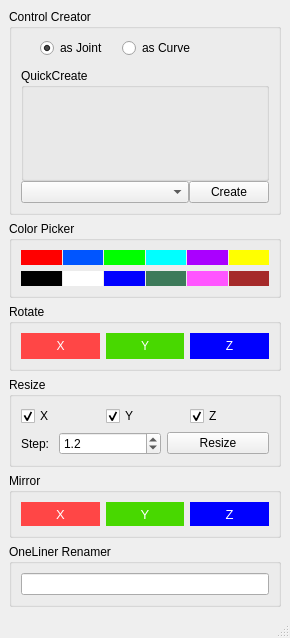
First picture: the form in rusakUI.ui, repository zansyabana/RUSAK, before the edit.
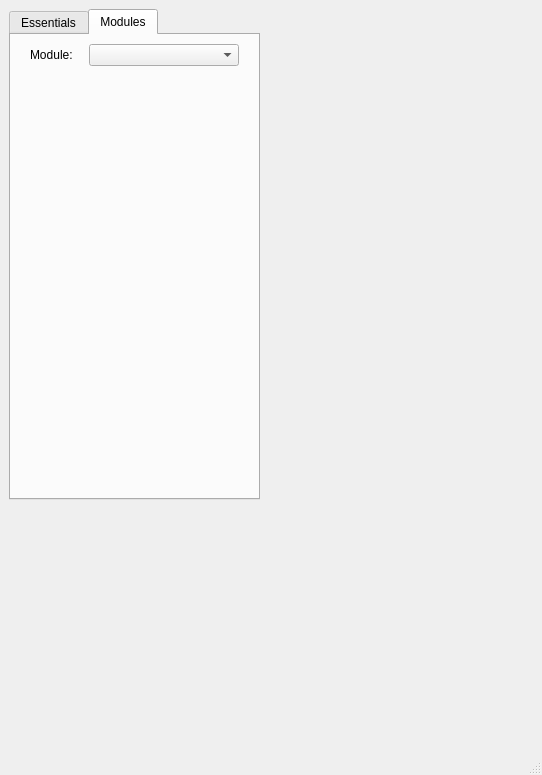
Second picture: the form after the edit. The open tabs and pages were chosen to show the change. Icons and pictures are not drawn.

What changed in the file:
```diff
--- a/rusakUI.ui
+++ b/rusakUI.ui
@@ -6,8 +6,8 @@
    <rect>
     <x>0</x>
     <y>0</y>
-    <width>248</width>
-    <height>625</height>
+    <width>542</width>
+    <height>775</height>
    </rect>
   </property>
   <property name="sizePolicy">
@@ -29,6 +29,22 @@
    <string>R.U.S.A.K.</string>
   </property>
   <widget class="QWidget" name="centralwidget">
+   <widget class="QTabWidget" name="tabWidget">
+    <property name="geometry">
+     <rect>
+      <x>9</x>
+      <y>9</y>
+      <width>251</width>
+      <height>491</height>
+     </rect>
+    </property>
+    <property name="currentIndex">
+     <number>0</number>
+    </property>
+    <widget class="QWidget" name="tab_essential">
+     <attribute name="title">
+      <string>Essentials</string>
+     </attribute>
    <layout class="QVBoxLayout" name="verticalLayout_4">
     <item>
      <widget class="QGroupBox" name="createControlGrp">
@@ -157,7 +173,7 @@
                    <string/>
                   </property>
                   <property name="icon">
-                   <iconset resource="icon/icons.qrc">
+                     <iconset resource="icons/icons.qrc">
                     <normaloff>:/icon/crossArrow.png</normaloff>:/icon/crossArrow.png</iconset>
                   </property>
                   <property name="iconSize">
@@ -192,7 +208,7 @@
                    <string/>
                   </property>
                   <property name="icon">
-                   <iconset resource="icon/icons.qrc">
+                     <iconset resource="icons/icons.qrc">
                     <normaloff>:/icon/arrowDouble.png</normaloff>:/icon/arrowDouble.png</iconset>
                   </property>
                   <property name="iconSize">
@@ -227,7 +243,7 @@
                    <string/>
                   </property>
                   <property name="icon">
-                   <iconset resource="icon/icons.qrc">
+                     <iconset resource="icons/icons.qrc">
                     <normaloff>:/icon/needle.png</normaloff>:/icon/needle.png</iconset>
                   </property>
                   <property name="iconSize">
@@ -262,7 +278,7 @@
                    <string/>
                   </property>
                   <property name="icon">
-                   <iconset resource="icon/icons.qrc">
+                     <iconset resource="icons/icons.qrc">
                     <normaloff>:/icon/arrowBent.png</normaloff>:/icon/arrowBent.png</iconset>
                   </property>
                   <property name="iconSize">
@@ -297,7 +313,7 @@
                    <string/>
                   </property>
                   <property name="icon">
-                   <iconset resource="icon/icons.qrc">
+                     <iconset resource="icons/icons.qrc">
                     <normaloff>:/icon/crossArrowBent.png</normaloff>:/icon/crossArrowBent.png</iconset>
                   </property>
                   <property name="iconSize">
@@ -332,7 +348,7 @@
                    <string/>
                   </property>
                   <property name="icon">
-                   <iconset resource="icon/icons.qrc">
+                     <iconset resource="icons/icons.qrc">
                     <normaloff>:/icon/circle.png</normaloff>:/icon/circle.png</iconset>
                   </property>
                   <property name="iconSize">
@@ -367,7 +383,7 @@
                    <string/>
                   </property>
                   <property name="icon">
-                   <iconset resource="icon/icons.qrc">
+                     <iconset resource="icons/icons.qrc">
                     <normaloff>:/icon/square.png</normaloff>:/icon/square.png</iconset>
                   </property>
                   <property name="iconSize">
@@ -402,7 +418,7 @@
                    <string/>
                   </property>
                   <property name="icon">
-                   <iconset resource="icon/icons.qrc">
+                     <iconset resource="icons/icons.qrc">
                     <normaloff>:/icon/cross.png</normaloff>:/icon/cross.png</iconset>
                   </property>
                   <property name="iconSize">
@@ -437,7 +453,7 @@
                    <string/>
                   </property>
                   <property name="icon">
-                   <iconset resource="icon/icons.qrc">
+                     <iconset resource="icons/icons.qrc">
                     <normaloff>:/icon/sphere.png</normaloff>:/icon/sphere.png</iconset>
                   </property>
                   <property name="iconSize">
@@ -472,7 +488,7 @@
                    <string/>
                   </property>
                   <property name="icon">
-                   <iconset resource="icon/icons.qrc">
+                     <iconset resource="icons/icons.qrc">
                     <normaloff>:/icon/box.png</normaloff>:/icon/box.png</iconset>
                   </property>
                   <property name="iconSize">
@@ -501,6 +517,9 @@
          </item>
          <item>
           <layout class="QHBoxLayout" name="horizontalLayout_2">
+             <property name="spacing">
+              <number>10</number>
+             </property>
            <property name="sizeConstraint">
             <enum>QLayout::SetDefaultConstraint</enum>
            </property>
@@ -541,6 +560,13 @@
      </widget>
     </item>
     <item>
+       <widget class="QStackedWidget" name="stackedWidget">
+        <property name="currentIndex">
+         <number>1</number>
+        </property>
+        <widget class="QWidget" name="page">
+         <layout class="QVBoxLayout" name="verticalLayout_7">
+          <item>
      <widget class="QGroupBox" name="colorGrp">
       <property name="title">
        <string>Color Picker</string>
@@ -553,7 +579,7 @@
         <number>9</number>
        </property>
        <item row="0" column="4">
-        <widget class="QPushButton" name="pushButton_4">
+              <widget class="QPushButton" name="col_purple">
          <property name="sizePolicy">
           <sizepolicy hsizetype="Preferred" vsizetype="Fixed">
            <horstretch>0</horstretch>
@@ -579,7 +605,7 @@
         </widget>
        </item>
        <item row="0" column="5">
-        <widget class="QPushButton" name="pushButton_6">
+              <widget class="QPushButton" name="col_yellow">
          <property name="sizePolicy">
           <sizepolicy hsizetype="Preferred" vsizetype="Fixed">
            <horstretch>0</horstretch>
@@ -605,7 +631,7 @@
         </widget>
        </item>
        <item row="0" column="3">
-        <widget class="QPushButton" name="pushButton_11">
+              <widget class="QPushButton" name="col_cyan">
          <property name="sizePolicy">
           <sizepolicy hsizetype="Preferred" vsizetype="Fixed">
            <horstretch>0</horstretch>
@@ -628,7 +654,7 @@
         </widget>
        </item>
        <item row="0" column="1">
-        <widget class="QPushButton" name="pushButton_12">
+              <widget class="QPushButton" name="col_blue">
          <property name="sizePolicy">
           <sizepolicy hsizetype="Preferred" vsizetype="Fixed">
            <horstretch>0</horstretch>
@@ -651,7 +677,7 @@
         </widget>
        </item>
        <item row="0" column="2">
-        <widget class="QPushButton" name="pushButton_3">
+              <widget class="QPushButton" name="col_green">
          <property name="sizePolicy">
           <sizepolicy hsizetype="Preferred" vsizetype="Fixed">
            <horstretch>0</horstretch>
@@ -677,7 +703,7 @@
         </widget>
        </item>
        <item row="0" column="0">
-        <widget class="QPushButton" name="pushButton">
+              <widget class="QPushButton" name="col_red">
          <property name="sizePolicy">
           <sizepolicy hsizetype="Preferred" vsizetype="Fixed">
            <horstretch>0</horstretch>
@@ -712,7 +738,7 @@
         </widget>
        </item>
        <item row="1" column="1">
-        <widget class="QPushButton" name="pushButton_7">
+              <widget class="QPushButton" name="col_white">
          <property name="sizePolicy">
           <sizepolicy hsizetype="Preferred" vsizetype="Fixed">
            <horstretch>0</horstretch>
@@ -735,7 +761,7 @@
         </widget>
        </item>
        <item row="1" column="0">
-        <widget class="QPushButton" name="pushButton_8">
+              <widget class="QPushButton" name="col_black">
          <property name="sizePolicy">
           <sizepolicy hsizetype="Preferred" vsizetype="Fixed">
            <horstretch>0</horstretch>
@@ -758,7 +784,7 @@
         </widget>
        </item>
        <item row="1" column="2">
-        <widget class="QPushButton" name="pushButton_2">
+              <widget class="QPushButton" name="col_blue2">
          <property name="sizePolicy">
           <sizepolicy hsizetype="Preferred" vsizetype="Fixed">
            <horstretch>0</horstretch>
@@ -784,7 +810,7 @@
         </widget>
        </item>
        <item row="1" column="3">
-        <widget class="QPushButton" name="pushButton_10">
+              <widget class="QPushButton" name="col_green2">
          <property name="sizePolicy">
           <sizepolicy hsizetype="Preferred" vsizetype="Fixed">
            <horstretch>0</horstretch>
@@ -807,7 +833,7 @@
         </widget>
        </item>
        <item row="1" column="4">
-        <widget class="QPushButton" name="pushButton_5">
+              <widget class="QPushButton" name="col_pink">
          <property name="sizePolicy">
           <sizepolicy hsizetype="Preferred" vsizetype="Fixed">
            <horstretch>0</horstretch>
@@ -833,7 +859,7 @@
         </widget>
        </item>
        <item row="1" column="5">
-        <widget class="QPushButton" name="pushButton_9">
+              <widget class="QPushButton" name="col_brown">
          <property name="sizePolicy">
           <sizepolicy hsizetype="Preferred" vsizetype="Fixed">
            <horstretch>0</horstretch>
@@ -858,8 +884,12 @@
       </layout>
      </widget>
     </item>
+         </layout>
+        </widget>
+        <widget class="QWidget" name="page_2">
+         <layout class="QVBoxLayout" name="verticalLayout_9">
     <item>
-     <widget class="QGroupBox" name="groupBox_3">
+           <widget class="QGroupBox" name="rotateGrp">
       <property name="title">
        <string>Rotate</string>
       </property>
@@ -939,6 +969,10 @@
       </layout>
      </widget>
     </item>
+         </layout>
+        </widget>
+        <widget class="QWidget" name="page_3">
+         <layout class="QVBoxLayout" name="verticalLayout_10">
     <item>
      <widget class="QGroupBox" name="resizeGrp">
       <property name="title">
@@ -1019,10 +1053,14 @@
       </layout>
      </widget>
     </item>
+         </layout>
+        </widget>
+       </widget>
+      </item>
     <item>
-     <widget class="QGroupBox" name="groupBox_2">
+       <widget class="QGroupBox" name="mirrorGrp">
       <property name="title">
-       <string>Mirror</string>
+         <string>Mirror Controller</string>
       </property>
       <layout class="QHBoxLayout" name="horizontalLayout_6">
        <item>
@@ -1137,20 +1175,76 @@
      </widget>
     </item>
    </layout>
-   <zorder>horizontalLayoutWidget</zorder>
    <zorder>createControlGrp</zorder>
-   <zorder>resizeGrp</zorder>
-   <zorder>colorGrp</zorder>
-   <zorder>groupBox_2</zorder>
-   <zorder>groupBox_3</zorder>
+     <zorder>createControlGrp</zorder>
+     <zorder>mirrorGrp</zorder>
    <zorder>oneLinerGrp</zorder>
+     <zorder>stackedWidget</zorder>
+    </widget>
+    <widget class="QWidget" name="tab_mod">
+     <attribute name="title">
+      <string>Modules</string>
+     </attribute>
+     <layout class="QVBoxLayout" name="verticalLayout_8">
+      <item>
+       <layout class="QHBoxLayout" name="horizontalLayout_8">
+        <property name="leftMargin">
+         <number>10</number>
+        </property>
+        <property name="rightMargin">
+         <number>10</number>
+        </property>
+        <item>
+         <widget class="QLabel" name="text_mod">
+          <property name="sizePolicy">
+           <sizepolicy hsizetype="Minimum" vsizetype="Preferred">
+            <horstretch>0</horstretch>
+            <verstretch>0</verstretch>
+           </sizepolicy>
+          </property>
+          <property name="minimumSize">
+           <size>
+            <width>50</width>
+            <height>0</height>
+           </size>
+          </property>
+          <property name="text">
+           <string>Module:</string>
+          </property>
+         </widget>
+        </item>
+        <item>
+         <widget class="QComboBox" name="combo_mod">
+          <property name="minimumSize">
+           <size>
+            <width>150</width>
+            <height>0</height>
+           </size>
+          </property>
+         </widget>
+        </item>
+       </layout>
+      </item>
+      <item>
+       <widget class="QWidget" name="widget" native="true">
+        <property name="minimumSize">
+         <size>
+          <width>0</width>
+          <height>500</height>
+         </size>
+        </property>
+       </widget>
+      </item>
+     </layout>
+    </widget>
+   </widget>
   </widget>
   <widget class="QMenuBar" name="menubar">
    <property name="geometry">
     <rect>
      <x>0</x>
      <y>0</y>
-     <width>248</width>
+     <width>542</width>
      <height>21</height>
     </rect>
    </property>
```
Left out of the diff: 2 changed lines with no effect on the pictures. Lines whose indentation alone changed are shown as unchanged.
